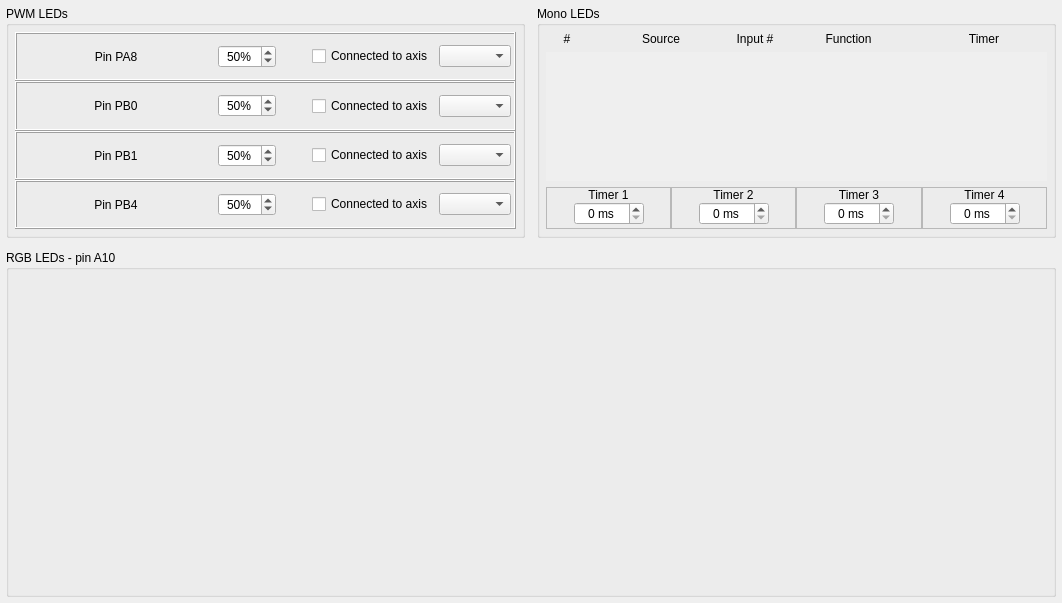
Qt form src/widgets/led/ledconfig.ui (anpeaco/FreeJoyXConfiguratorQt) before a commit.
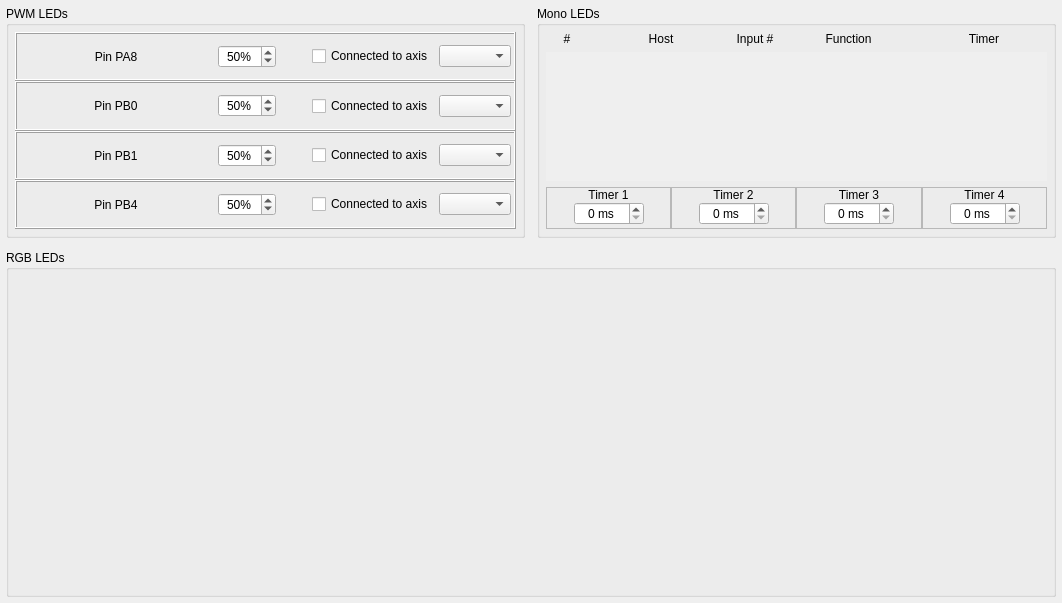
The same form after that commit. Custom widgets are drawn as their Qt base class.

The edit to the form file:
```diff
--- a/src/widgets/led/ledconfig.ui
+++ b/src/widgets/led/ledconfig.ui
@@ -420,7 +420,7 @@
         <item>
          <widget class="QLabel" name="text_source">
           <property name="text">
-           <string>Source</string>
+           <string>Host</string>
           </property>
           <property name="alignment">
            <set>Qt::AlignmentFlag::AlignCenter</set>
@@ -876,7 +876,7 @@
    <item row="1" column="0" colspan="2">
     <widget class="QGroupBox" name="groupBox_3">
      <property name="title">
-      <string>RGB LEDs - pin A10</string>
+      <string>RGB LEDs</string>
      </property>
      <layout class="QHBoxLayout" name="layoutH_RGB">
       <property name="leftMargin">
```
Left out of the diff: 3 changed lines with no effect on the pictures.
